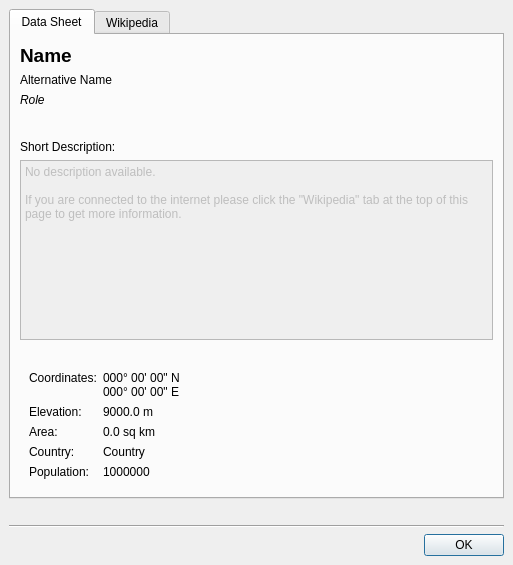
The window that src/lib/PlaceMarkInfoDialog.ui (KDE/marble) describes before a commit, drawn with Qt 5.
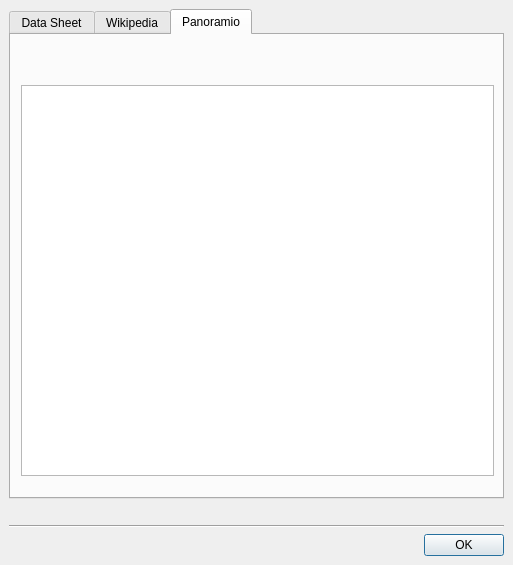
The same window after the commit. Icons and pictures are not drawn. Custom widgets are drawn as their Qt base class.

Commit message: This May Break Marble, it's rough preview of panoramio integration

The edit to the form file:
```diff
--- a/src/lib/PlaceMarkInfoDialog.ui
+++ b/src/lib/PlaceMarkInfoDialog.ui
@@ -31,9 +31,17 @@
    <item>
     <widget class="QTabWidget" name="m_pTabWidget" >
      <property name="currentIndex" >
-      <number>0</number>
+      <number>2</number>
      </property>
      <widget class="QWidget" name="tab" >
+      <property name="geometry" >
+       <rect>
+        <x>0</x>
+        <y>0</y>
+        <width>491</width>
+        <height>451</height>
+       </rect>
+      </property>
       <attribute name="title" >
        <string>Data Sheet</string>
       </attribute>
@@ -43,19 +51,7 @@
          <property name="leftMargin" >
           <number>0</number>
          </property>
-         <property name="topMargin" >
-          <number>0</number>
-         </property>
-         <property name="rightMargin" >
-          <number>0</number>
-         </property>
-         <property name="bottomMargin" >
-          <number>0</number>
-         </property>
-         <property name="horizontalSpacing" >
-          <number>6</number>
-         </property>
-         <property name="verticalSpacing" >
+         <property name="spacing" >
           <number>6</number>
          </property>
          <item row="0" column="0" >
@@ -168,7 +164,8 @@
           <string>Description field</string>
          </property>
          <property name="html" >
-          <string>&lt;html>&lt;head>&lt;meta name="qrichtext" content="1" />&lt;style type="text/css">
+          <string>&lt;!DOCTYPE HTML PUBLIC "-//W3C//DTD HTML 4.0//EN" "http://www.w3.org/TR/REC-html40/strict.dtd">
+&lt;html>&lt;head>&lt;meta name="qrichtext" content="1" />&lt;style type="text/css">
 p, li { white-space: pre-wrap; }
 &lt;/style>&lt;/head>&lt;body style=" font-family:'Sans Serif'; font-size:9pt; font-weight:400; font-style:normal;">
 &lt;p style=" margin-top:0px; margin-bottom:0px; margin-left:0px; margin-right:0px; -qt-block-indent:0; text-indent:0px;">No description available.&lt;/p>
@@ -471,6 +468,29 @@
        </item>
       </layout>
      </widget>
+     <widget class="QWidget" name="tab_3" >
+      <property name="geometry" >
+       <rect>
+        <x>0</x>
+        <y>0</y>
+        <width>491</width>
+        <height>451</height>
+       </rect>
+      </property>
+      <attribute name="title" >
+       <string>Panoramio</string>
+      </attribute>
+      <widget class="TinyWebBrowser" name="m_pPanoramioBrowser" >
+       <property name="geometry" >
+        <rect>
+         <x>10</x>
+         <y>50</y>
+         <width>473</width>
+         <height>391</height>
+        </rect>
+       </property>
+      </widget>
+     </widget>
     </widget>
    </item>
    <item>
```
Left out of the diff: 79 changed lines with no effect on the pictures. The commit also changes 10 other files.
